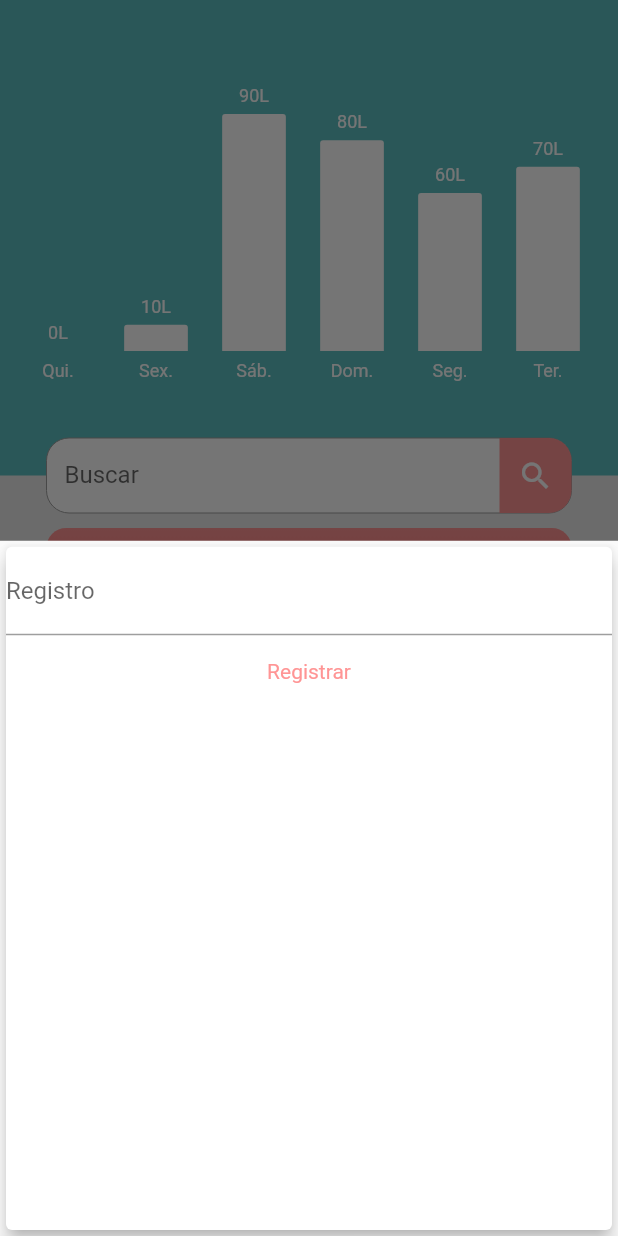
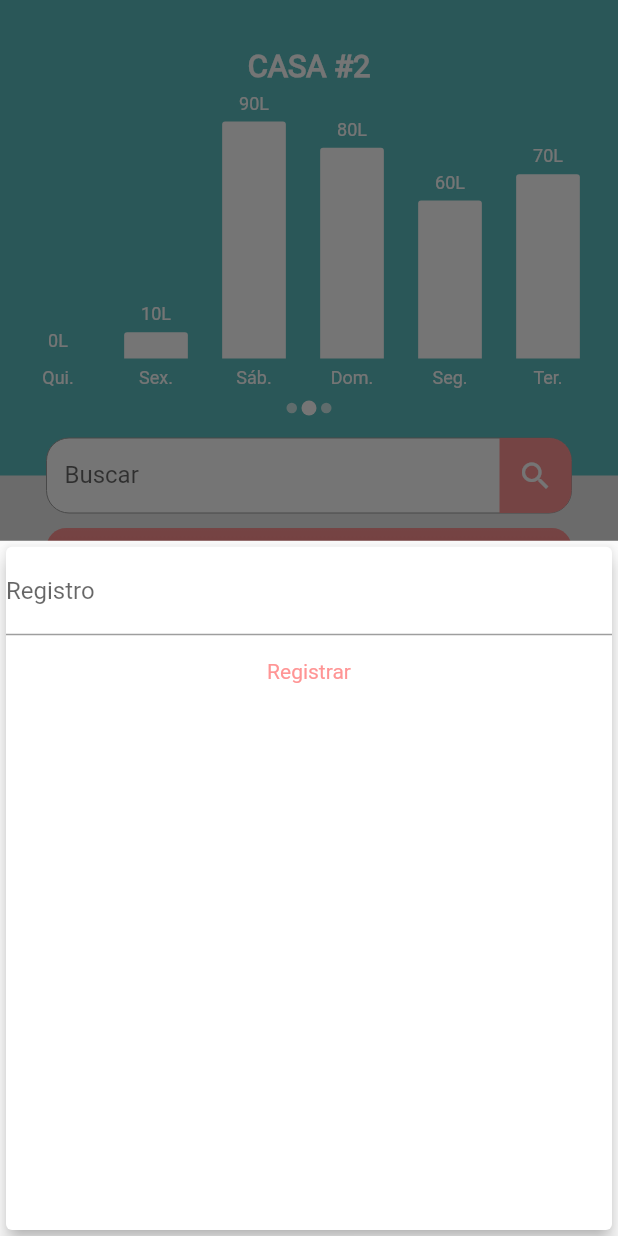
Before and after one commit to Psykhepathos/Agua_App, a Flutter app: the screen it shows after launch, after a tap on "Novo Registro", on a phone screen of 412 x 824 dp. Run offline on Flutter 3.47's test engine with Material 2 defaults, Android fonts, the phone set to English and light mode, and no system bars; our stand-ins replace charts_flutter, material_design_icons_flutter.

Commit message:
Adicionado nome da asa e bolinhas representativas

```diff
--- a/lib/pagina_principal.dart
+++ b/lib/pagina_principal.dart
@@ -144,23 +144,60 @@ class _PaginaPrincipalState extends State<PaginaPrincipal> {
                 height: 285,
                 color: Vars.primary,
               ),
+              Center(
+                child: Vars.textMedium(
+                  context,
+                  text: 'CASA #2',
+                  isBold: true,
+                ),
+              ),
               Column(
                 children: [
                   Center(
                     child: SizedBox(
                       height: 260,
-                      child: Center(
-                        child: SizedBox(
-                          height: 200,
-                          child: Chart(recentRegister: _sevenRegisters),
-                        ),
+                      child: Column(
+                        children: [
+                          Center(
+                            child: Container(
+                              margin: EdgeInsets.only(top: 35),
+                              height: 200,
+                              child: Chart(recentRegister: _sevenRegisters),
+                            ),
+                          ),
+                          Row(
+                            mainAxisAlignment: MainAxisAlignment.center,
+                            children: [
+                              Container(
+                                margin: EdgeInsets.only(right: 3),
+                                decoration: BoxDecoration(
+                                    borderRadius: BorderRadius.circular(10),
+                                    color: Colors.white70),
+                                height: 7,
+                                width: 7,
+                              ),
+                              Container(
+                                decoration: BoxDecoration(
+                                    borderRadius: BorderRadius.circular(10),
+                                    color: Colors.white),
+                                height: 10,
+                                width: 10,
+                              ),
+                              Container(
+                                margin: EdgeInsets.only(left: 3),
+                                decoration: BoxDecoration(
+                                    borderRadius: BorderRadius.circular(10),
+                                    color: Colors.white70),
+                                height: 7,
+                                width: 7,
+                              ),
+                            ],
+                          ),
+                        ],
                       ),
                     ),
                   ),
                   Stack(children: <Widget>[
-                    const SizedBox(
-                      height: 25,
-                    ),
                     Center(
                       child: SizedBox(
                         height: 50,
```
